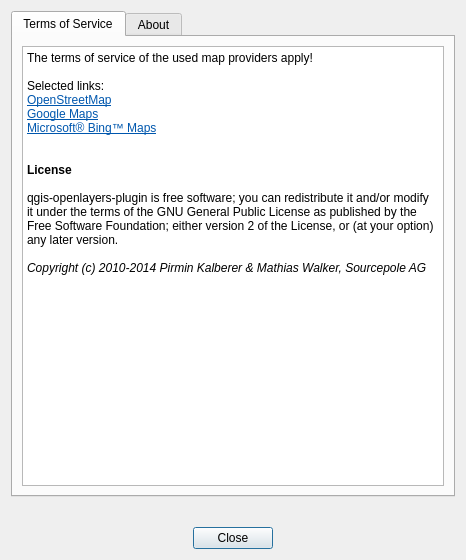
Above: openlayers/ui_about_dialog.ui from sourcepole/qgis-openlayers-plugin before the change. Below: the same form after it.
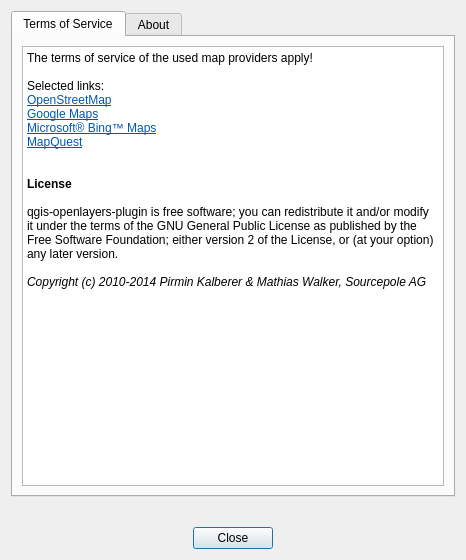
That is the form after the change.

Commit message: add MapQuest layers

Diff of the .ui file:
```diff
--- a/openlayers/ui_about_dialog.ui
+++ b/openlayers/ui_about_dialog.ui
@@ -43,6 +43,7 @@
 &lt;p style=&quot; margin-top:0px; margin-bottom:0px; margin-left:0px; margin-right:0px; -qt-block-indent:0; text-indent:0px;&quot;&gt;&lt;a href=&quot;http://www.openstreetmap.org/copyright&quot;&gt;&lt;span style=&quot; text-decoration: underline; color:#0057ae;&quot;&gt;OpenStreetMap&lt;/span&gt;&lt;/a&gt;&lt;/p&gt;
 &lt;p style=&quot; margin-top:0px; margin-bottom:0px; margin-left:0px; margin-right:0px; -qt-block-indent:0; text-indent:0px;&quot;&gt;&lt;a href=&quot;https://developers.google.com/maps/terms&quot;&gt;&lt;span style=&quot; text-decoration: underline; color:#0057ae;&quot;&gt;Google Maps&lt;/span&gt;&lt;/a&gt;&lt;/p&gt;
 &lt;p style=&quot; margin-top:0px; margin-bottom:0px; margin-left:0px; margin-right:0px; -qt-block-indent:0; text-indent:0px;&quot;&gt;&lt;a href=&quot;http://www.microsoft.com/maps/product/terms.html&quot;&gt;&lt;span style=&quot; text-decoration: underline; color:#0057ae;&quot;&gt;Microsoft® Bing™ Maps&lt;/span&gt;&lt;/a&gt;&lt;/p&gt;
+&lt;p style=&quot; margin-top:0px; margin-bottom:0px; margin-left:0px; margin-right:0px; -qt-block-indent:0; text-indent:0px;&quot;&gt;&lt;a href=&quot;http://developer.mapquest.com/web/info/terms-of-use&quot;&gt;&lt;span style=&quot; text-decoration: underline; color:#0057ae;&quot;&gt;MapQuest&lt;/span&gt;&lt;/a&gt;&lt;/p&gt;
 &lt;p style=&quot;-qt-paragraph-type:empty; margin-top:0px; margin-bottom:0px; margin-left:0px; margin-right:0px; -qt-block-indent:0; text-indent:0px; text-decoration: underline; color:#0057ae;&quot;&gt;&lt;br /&gt;&lt;/p&gt;
 &lt;p style=&quot;-qt-paragraph-type:empty; margin-top:0px; margin-bottom:0px; margin-left:0px; margin-right:0px; -qt-block-indent:0; text-indent:0px;&quot;&gt;&lt;br /&gt;&lt;/p&gt;
 &lt;p style=&quot; margin-top:0px; margin-bottom:0px; margin-left:0px; margin-right:0px; -qt-block-indent:0; text-indent:0px;&quot;&gt;&lt;span style=&quot; font-weight:600;&quot;&gt;License&lt;/span&gt;&lt;/p&gt;
```
The commit also changes 8 other files.
